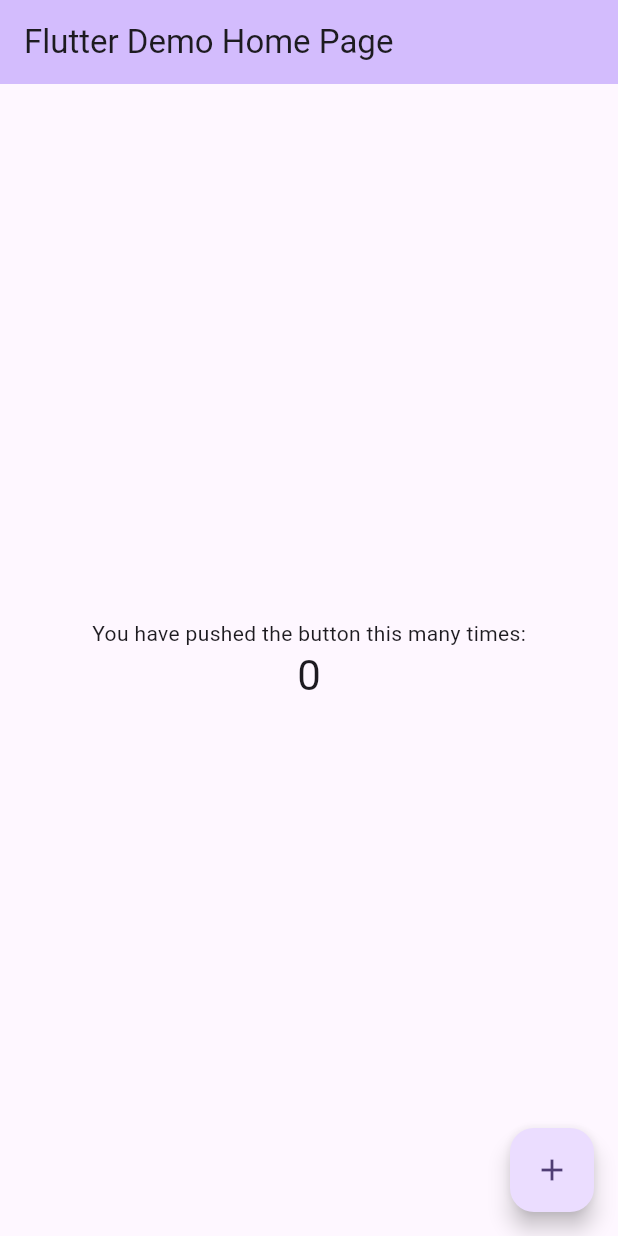
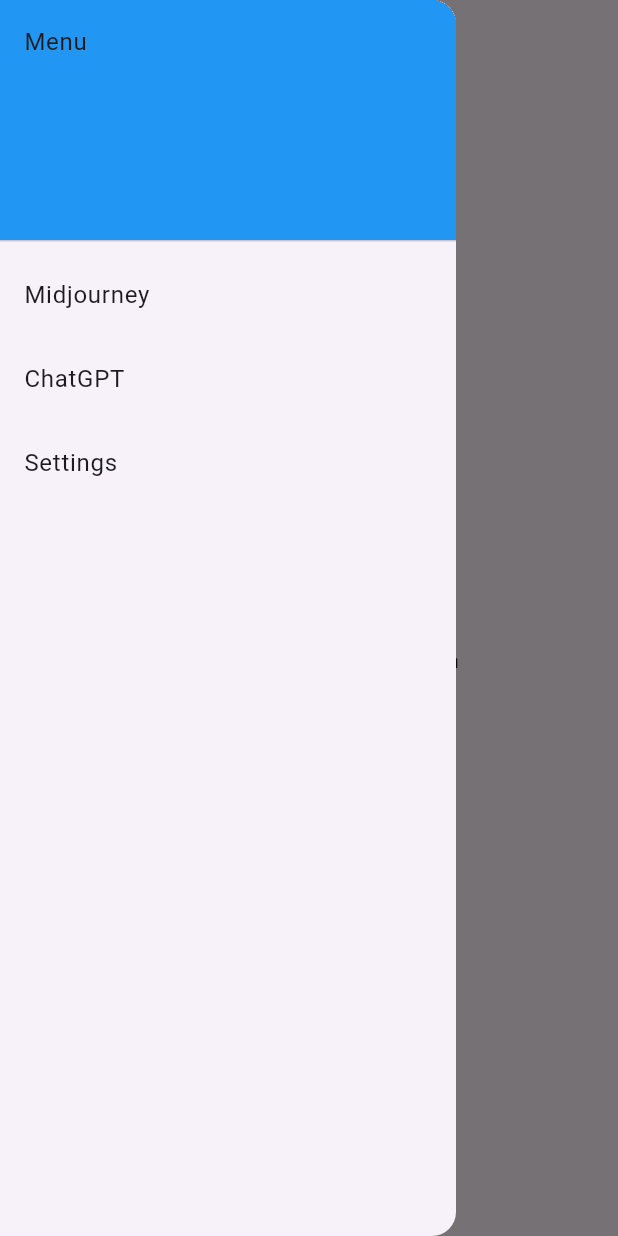
Before and after one commit to NickRyanWeber/ai-prompt-builder, a Flutter app: the screen it shows after launch, with the side drawer open (before the commit the screen has no drawer), on a phone screen of 412 x 824 dp. Run offline on Flutter 3.47's test engine with Material 3 defaults, Android fonts, the phone set to English and light mode, and no system bars.

Commit message:
setup base pages

```diff
--- /dev/null
+++ b/lib/components/my_drawer.dart
@@ -0,0 +1,38 @@
+import 'package:flutter/material.dart';
+
+class MyDrawer extends StatelessWidget {
+  @override
+  Widget build(BuildContext context) {
+    return Drawer(
+      child: ListView(
+        padding: EdgeInsets.zero,
+        children: <Widget>[
+          const DrawerHeader(
+            child: Text('Menu'),
+            decoration: BoxDecoration(
+              color: Colors.blue,
+            ),
+          ),
+          ListTile(
+            title: Text('Midjourney'),
+            onTap: () {
+              Navigator.pushReplacementNamed(context, '/midjourney');
+            },
+          ),
+          ListTile(
+            title: Text('ChatGPT'),
+            onTap: () {
+              Navigator.pushReplacementNamed(context, '/chatgpt');
+            },
+          ),
+          ListTile(
+            title: Text('Settings'),
+            onTap: () {
+              Navigator.pushReplacementNamed(context, '/settings');
+            },
+          ),
+        ],
+      ),
+    );
+  }
+}
--- a/lib/main.dart
+++ b/lib/main.dart
@@ -1,125 +1,24 @@
 import 'package:flutter/material.dart';
+import '/screens/midjourney_page.dart';
+import '/screens/chatgpt_page.dart';
+import '/screens/settings_page.dart';
 
 void main() {
-  runApp(const MyApp());
+  runApp(MyApp());
 }
 
 class MyApp extends StatelessWidget {
-  const MyApp({super.key});
-
-  // This widget is the root of your application.
   @override
   Widget build(BuildContext context) {
     return MaterialApp(
-      title: 'Flutter Demo',
-      theme: ThemeData(
-        // This is the theme of your application.
-        //
-        // TRY THIS: Try running your application with "flutter run". You'll see
-        // the application has a purple toolbar. Then, without quitting the app,
-        // try changing the seedColor in the colorScheme below to Colors.green
-        // and then invoke "hot reload" (save your changes or press the "hot
-        // reload" button in a Flutter-supported IDE, or press "r" if you used
-        // the command line to start the app).
-        //
-        // Notice that the counter didn't reset back to zero; the application
-        // state is not lost during the reload. To reset the state, use hot
-        // restart instead.
-        //
-        // This works for code too, not just values: Most code changes can be
-        // tested with just a hot reload.
-        colorScheme: ColorScheme.fromSeed(seedColor: Colors.deepPurple),
-        useMaterial3: true,
-      ),
-      home: const MyHomePage(title: 'Flutter Demo Home Page'),
+      title: 'Flutter SPA',
+      initialRoute: '/',
+      routes: {
+        '/': (context) => MidjourneyPage(),
+        '/midjourney': (context) => MidjourneyPage(),
+        '/chatgpt': (context) => ChatGPTPage(),
+        '/settings': (context) => SettingsPage(),
+      },
     );
   }
 }
-
-class MyHomePage extends StatefulWidget {
-  const MyHomePage({super.key, required this.title});
-
-  // This widget is the home page of your application. It is stateful, meaning
-  // that it has a State object (defined below) that contains fields that affect
-  // how it looks.
-
-  // This class is the configuration for the state. It holds the values (in this
-  // case the title) provided by the parent (in this case the App widget) and
-  // used by the build method of the State. Fields in a Widget subclass are
-  // always marked "final".
-
-  final String title;
-
-  @override
-  State<MyHomePage> createState() => _MyHomePageState();
-}
-
-class _MyHomePageState extends State<MyHomePage> {
-  int _counter = 0;
-
-  void _incrementCounter() {
-    setState(() {
-      // This call to setState tells the Flutter framework that something has
-      // changed in this State, which causes it to rerun the build method below
-      // so that the display can reflect the updated values. If we changed
-      // _counter without calling setState(), then the build method would not be
-      // called again, and so nothing would appear to happen.
-      _counter++;
-    });
-  }
-
-  @override
-  Widget build(BuildContext context) {
-    // This method is rerun every time setState is called, for instance as done
-    // by the _incrementCounter method above.
-    //
-    // The Flutter framework has been optimized to make rerunning build methods
-    // fast, so that you can just rebuild anything that needs updating rather
-    // than having to individually change instances of widgets.
-    return Scaffold(
-      appBar: AppBar(
-        // TRY THIS: Try changing the color here to a specific color (to
-        // Colors.amber, perhaps?) and trigger a hot reload to see the AppBar
-        // change color while the other colors stay the same.
-        backgroundColor: Theme.of(context).colorScheme.inversePrimary,
-        // Here we take the value from the MyHomePage object that was created by
-        // the App.build method, and use it to set our appbar title.
-        title: Text(widget.title),
-      ),
-      body: Center(
-        // Center is a layout widget. It takes a single child and positions it
-        // in the middle of the parent.
-        child: Column(
-          // Column is also a layout widget. It takes a list of children and
-          // arranges them vertically. By default, it sizes itself to fit its
-          // children horizontally, and tries to be as tall as its parent.
-          //
-          // Column has various properties to control how it sizes itself and
-          // how it positions its children. Here we use mainAxisAlignment to
-          // center the children vertically; the main axis here is the vertical
-          // axis because Columns are vertical (the cross axis would be
-          // horizontal).
-          //
-          // TRY THIS: Invoke "debug painting" (choose the "Toggle Debug Paint"
-          // action in the IDE, or press "p" in the console), to see the
-          // wireframe for each widget.
-          mainAxisAlignment: MainAxisAlignment.center,
-          children: <Widget>[
-            const Text(
-              'You have pushed the button this many times:',
-            ),
-            Text(
-              '$_counter',
-              style: Theme.of(context).textTheme.headlineMedium,
-            ),
-          ],
-        ),
-      ),
-      floatingActionButton: FloatingActionButton(
-        onPressed: _incrementCounter,
-        tooltip: 'Increment',
-        child: const Icon(Icons.add),
-      ), // This trailing comma makes auto-formatting nicer for build methods.
-    );
-  }
-}
--- /dev/null
+++ b/lib/screens/chatgpt_page.dart
@@ -0,0 +1,13 @@
+import 'package:flutter/material.dart';
+import '../components/my_drawer.dart';
+
+class ChatGPTPage extends StatelessWidget {
+  @override
+  Widget build(BuildContext context) {
+    return Scaffold(
+      appBar: AppBar(title: Text('ChatGPT')),
+      drawer: MyDrawer(),
+      body: Center(child: Text('ChatGPT Under Construction')),
+    );
+  }
+}
--- /dev/null
+++ b/lib/screens/midjourney_page.dart
@@ -0,0 +1,13 @@
+import 'package:flutter/material.dart';
+import '../components/my_drawer.dart';
+
+class MidjourneyPage extends StatelessWidget {
+  @override
+  Widget build(BuildContext context) {
+    return Scaffold(
+      appBar: AppBar(title: Text('Midjourney')),
+      drawer: MyDrawer(),
+      body: Center(child: Text('Midjourney Under Construction')),
+    );
+  }
+}
--- /dev/null
+++ b/lib/screens/settings_page.dart
@@ -0,0 +1,13 @@
+import 'package:flutter/material.dart';
+import '../components/my_drawer.dart';
+
+class SettingsPage extends StatelessWidget {
+  @override
+  Widget build(BuildContext context) {
+    return Scaffold(
+      appBar: AppBar(title: Text('Settings')),
+      drawer: MyDrawer(),
+      body: Center(child: Text('Settings Under Construction')),
+    );
+  }
+}
```
Also changed, not shown: 1 other file.
